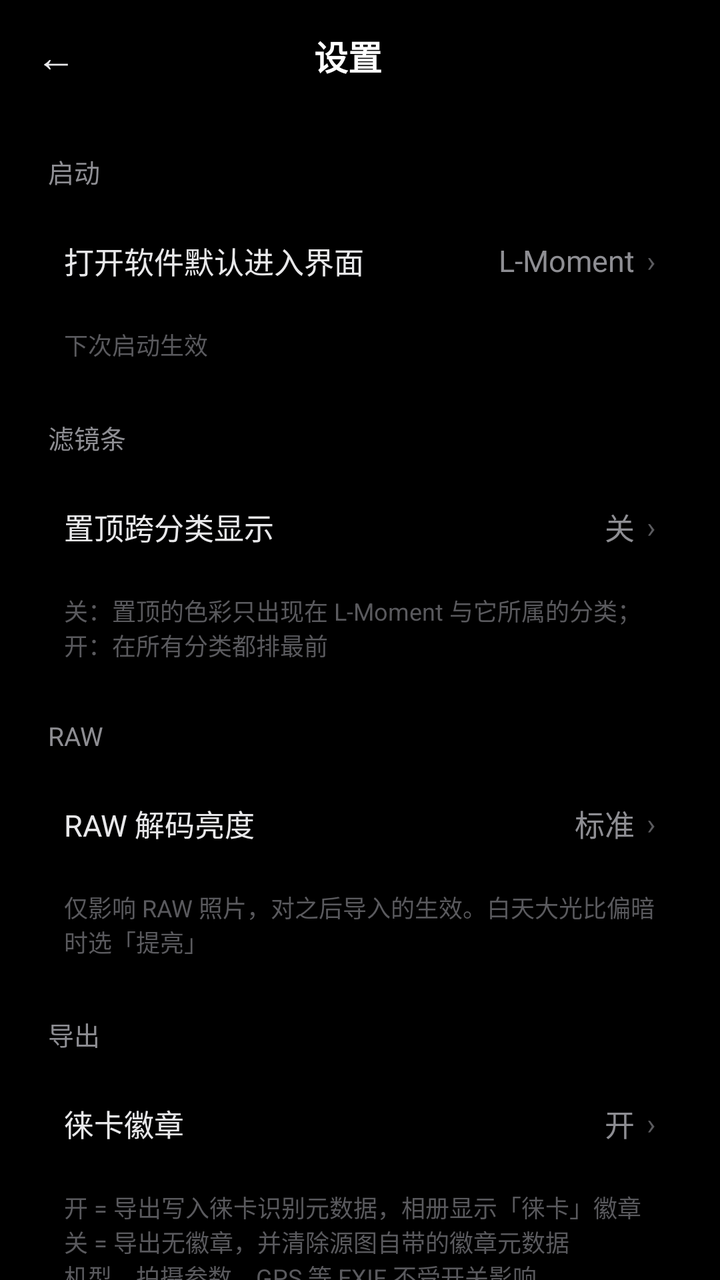
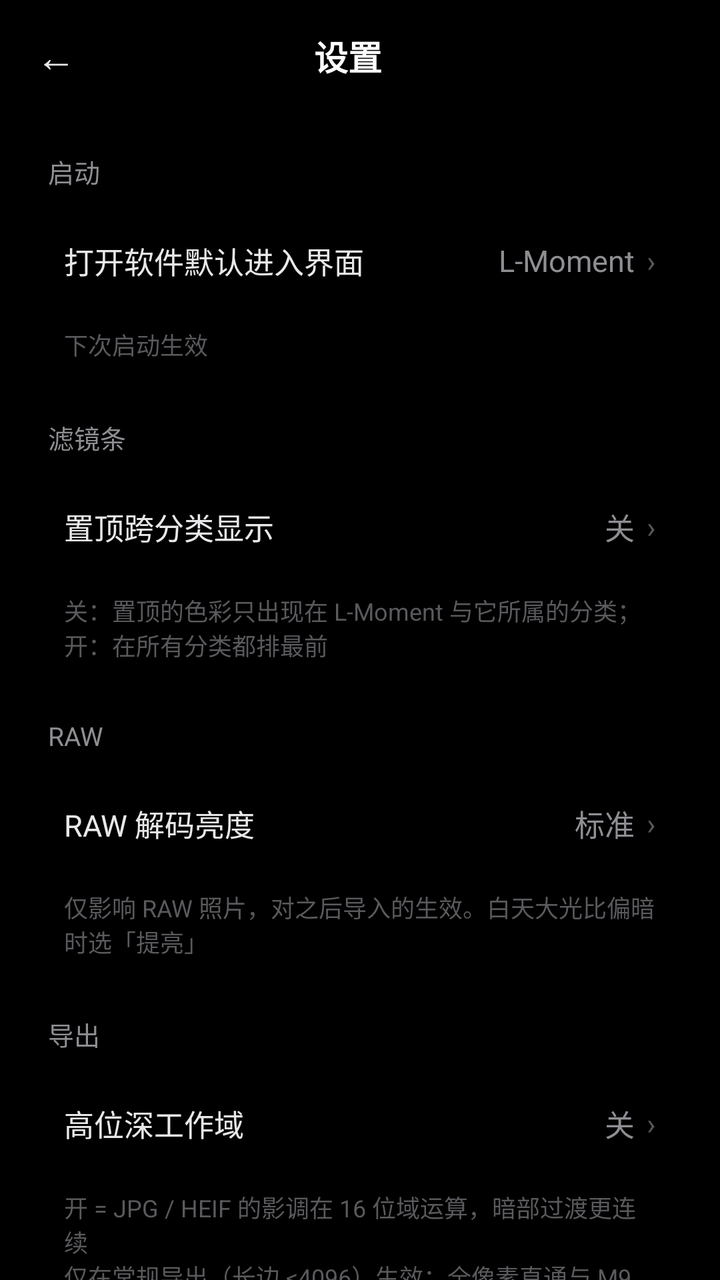

Before-and-after screenshots of an Android layout around one commit, followed by the original layout XML and the change that was made.
<!-- AndroidManifest.xml: activity theme Theme.LeicaMoments -->
<!-- res/layout/activity_settings.xml -->
<?xml version="1.0" encoding="utf-8"?>
<LinearLayout xmlns:android="http://schemas.android.com/apk/res/android"
    android:layout_width="match_parent"
    android:layout_height="match_parent"
    android:background="#000000"
    android:orientation="vertical">

    
    <LinearLayout
        android:layout_width="match_parent"
        android:layout_height="56dp"
        android:gravity="center_vertical"
        android:orientation="horizontal"
        android:paddingStart="4dp"
        android:paddingEnd="16dp">

        <TextView
            android:id="@+id/btnBack"
            android:layout_width="48dp"
            android:layout_height="48dp"
            android:background="@drawable/bg_title_ripple"
            android:contentDescription="返回"
            android:gravity="center"
            android:text="←"
            android:textColor="#E8E8EA"
            android:textSize="20sp" />

        <TextView
            android:layout_width="0dp"
            android:layout_height="wrap_content"
            android:layout_weight="1"
            android:gravity="center"
            android:text="设置"
            android:textColor="#FFFFFF"
            android:textSize="17sp"
            android:textStyle="bold" />

        
        <Space
            android:layout_width="48dp"
            android:layout_height="1dp" />
    </LinearLayout>

    
    <ScrollView
        android:layout_width="match_parent"
        android:layout_height="0dp"
        android:layout_weight="1"
        android:background="#000000"
        android:fillViewport="true"
        android:scrollbars="none">

        <LinearLayout
            android:layout_width="match_parent"
            android:layout_height="wrap_content"
            android:background="#000000"
            android:orientation="vertical">

    <TextView
        android:layout_width="wrap_content"
        android:layout_height="wrap_content"
        android:layout_marginTop="20dp"
        android:paddingStart="24dp"
        android:paddingEnd="24dp"
        android:text="启动"
        android:textColor="#8E8E93"
        android:textSize="13sp" />

    <LinearLayout
        android:id="@+id/rowDefault"
        android:layout_width="match_parent"
        android:layout_height="wrap_content"
        android:layout_marginStart="16dp"
        android:layout_marginTop="8dp"
        android:layout_marginEnd="16dp"
        android:background="@drawable/bg_settings_row"
        android:clickable="true"
        android:focusable="true"
        android:gravity="center_vertical"
        android:orientation="horizontal"
        android:paddingStart="16dp"
        android:paddingTop="16dp"
        android:paddingEnd="16dp"
        android:paddingBottom="16dp">

        <TextView
            android:layout_width="wrap_content"
            android:layout_height="wrap_content"
            android:text="打开软件默认进入界面"
            android:textColor="#E8E8EA"
            android:textSize="15sp" />

        <Space
            android:layout_width="0dp"
            android:layout_height="1dp"
            android:layout_weight="1" />

        <TextView
            android:id="@+id/txtDefaultValue"
            android:layout_width="wrap_content"
            android:layout_height="wrap_content"
            android:text="L-Moment"
            android:textColor="#8E8E93"
            android:textSize="15sp" />

        <TextView
            android:layout_width="wrap_content"
            android:layout_height="wrap_content"
            android:layout_marginStart="6dp"
            android:text="›"
            android:textColor="#5A5A5E"
            android:textSize="15sp" />
    </LinearLayout>

    <TextView
        android:layout_width="wrap_content"
        android:layout_height="wrap_content"
        android:layout_marginTop="6dp"
        android:paddingStart="32dp"
        android:paddingEnd="24dp"
        android:text="下次启动生效"
        android:textColor="#5A5A5E"
        android:textSize="12sp" />

    <TextView
        android:layout_width="wrap_content"
        android:layout_height="wrap_content"
        android:layout_marginTop="28dp"
        android:paddingStart="24dp"
        android:paddingEnd="24dp"
        android:text="滤镜条"
        android:textColor="#8E8E93"
        android:textSize="13sp" />

    <LinearLayout
        android:id="@+id/rowPinnedCross"
        android:layout_width="match_parent"
        android:layout_height="wrap_content"
        android:layout_marginStart="16dp"
        android:layout_marginTop="8dp"
        android:layout_marginEnd="16dp"
        android:background="@drawable/bg_settings_row"
        android:clickable="true"
        android:focusable="true"
        android:gravity="center_vertical"
        android:orientation="horizontal"
        android:paddingStart="16dp"
        android:paddingTop="16dp"
        android:paddingEnd="16dp"
        android:paddingBottom="16dp">

        <TextView
            android:layout_width="wrap_content"
            android:layout_height="wrap_content"
            android:text="置顶跨分类显示"
            android:textColor="#E8E8EA"
            android:textSize="15sp" />

        <Space
            android:layout_width="0dp"
            android:layout_height="1dp"
            android:layout_weight="1" />

        <TextView
            android:id="@+id/txtPinnedCrossValue"
            android:layout_width="wrap_content"
            android:layout_height="wrap_content"
            android:text="关"
            android:textColor="#8E8E93"
            android:textSize="15sp" />

        <TextView
            android:layout_width="wrap_content"
            android:layout_height="wrap_content"
            android:layout_marginStart="6dp"
            android:text="›"
            android:textColor="#5A5A5E"
            android:textSize="15sp" />
    </LinearLayout>

    <TextView
        android:layout_width="match_parent"
        android:layout_height="wrap_content"
        android:layout_marginTop="6dp"
        android:paddingStart="32dp"
        android:paddingEnd="32dp"
        android:text="关：置顶的色彩只出现在 L-Moment 与它所属的分类；开：在所有分类都排最前"
        android:textColor="#5A5A5E"
        android:textSize="12sp" />

    <TextView
        android:layout_width="wrap_content"
        android:layout_height="wrap_content"
        android:layout_marginTop="28dp"
        android:paddingStart="24dp"
        android:paddingEnd="24dp"
        android:text="RAW"
        android:textColor="#8E8E93"
        android:textSize="13sp" />

    <LinearLayout
        android:id="@+id/rowRaw"
        android:layout_width="match_parent"
        android:layout_height="wrap_content"
        android:layout_marginStart="16dp"
        android:layout_marginTop="8dp"
        android:layout_marginEnd="16dp"
        android:background="@drawable/bg_settings_row"
        android:clickable="true"
        android:focusable="true"
        android:gravity="center_vertical"
        android:orientation="horizontal"
        android:paddingStart="16dp"
        android:paddingTop="16dp"
        android:paddingEnd="16dp"
        android:paddingBottom="16dp">

        <TextView
            android:layout_width="wrap_content"
            android:layout_height="wrap_content"
            android:text="RAW 解码亮度"
            android:textColor="#E8E8EA"
            android:textSize="15sp" />

        <Space
            android:layout_width="0dp"
            android:layout_height="1dp"
            android:layout_weight="1" />

        <TextView
            android:id="@+id/txtRawValue"
            android:layout_width="wrap_content"
            android:layout_height="wrap_content"
            android:text="标准"
            android:textColor="#8E8E93"
            android:textSize="15sp" />

        <TextView
            android:layout_width="wrap_content"
            android:layout_height="wrap_content"
            android:layout_marginStart="6dp"
            android:text="›"
            android:textColor="#5A5A5E"
            android:textSize="15sp" />
    </LinearLayout>

    <TextView
        android:layout_width="match_parent"
        android:layout_height="wrap_content"
        android:layout_marginTop="6dp"
        android:paddingStart="32dp"
        android:paddingEnd="32dp"
        android:text="仅影响 RAW 照片，对之后导入的生效。白天大光比偏暗时选「提亮」"
        android:textColor="#5A5A5E"
        android:textSize="12sp" />

    <TextView
        android:layout_width="wrap_content"
        android:layout_height="wrap_content"
        android:layout_marginTop="28dp"
        android:paddingStart="24dp"
        android:paddingEnd="24dp"
        android:text="导出"
        android:textColor="#8E8E93"
        android:textSize="13sp" />

    <LinearLayout
        android:id="@+id/rowLeicaBadge"
        android:layout_width="match_parent"
        android:layout_height="wrap_content"
        android:layout_marginStart="16dp"
        android:layout_marginTop="8dp"
        android:layout_marginEnd="16dp"
        android:background="@drawable/bg_settings_row"
        android:clickable="true"
        android:focusable="true"
        android:gravity="center_vertical"
        android:orientation="horizontal"
        android:paddingStart="16dp"
        android:paddingTop="16dp"
        android:paddingEnd="16dp"
        android:paddingBottom="16dp">

        <TextView
            android:layout_width="wrap_content"
            android:layout_height="wrap_content"
            android:text="徕卡徽章"
            android:textColor="#E8E8EA"
            android:textSize="15sp" />

        <Space
            android:layout_width="0dp"
            android:layout_height="1dp"
            android:layout_weight="1" />

        <TextView
            android:id="@+id/txtLeicaBadgeValue"
            android:layout_width="wrap_content"
            android:layout_height="wrap_content"
            android:text="开"
            android:textColor="#8E8E93"
            android:textSize="15sp" />

        <TextView
            android:layout_width="wrap_content"
            android:layout_height="wrap_content"
            android:layout_marginStart="6dp"
            android:text="›"
            android:textColor="#5A5A5E"
            android:textSize="15sp" />
    </LinearLayout>

    <TextView
        android:id="@+id/txtLeicaBadgeHint"
        android:layout_width="match_parent"
        android:layout_height="wrap_content"
        android:layout_marginTop="6dp"
        android:paddingStart="32dp"
        android:paddingEnd="32dp"
        android:text="开 = 导出写入徕卡识别元数据，相册显示「徕卡」徽章\n关 = 导出无徽章，并清除源图自带的徽章元数据\n机型、拍摄参数、GPS 等 EXIF 不受开关影响"
        android:textColor="#5A5A5E"
        android:textSize="12sp" />

    <LinearLayout
        android:id="@+id/rowHdrBoost"
        android:layout_width="match_parent"
        android:layout_height="wrap_content"
        android:layout_marginStart="16dp"
        android:layout_marginTop="8dp"
        android:layout_marginEnd="16dp"
        android:background="@drawable/bg_settings_row"
        android:clickable="true"
        android:focusable="true"
        android:gravity="center_vertical"
        android:orientation="horizontal"
        android:paddingStart="16dp"
        android:paddingTop="16dp"
        android:paddingEnd="16dp"
        android:paddingBottom="16dp">

        <TextView
            android:layout_width="wrap_content"
            android:layout_height="wrap_content"
            android:text="HDR 强度"
            android:textColor="#E8E8EA"
            android:textSize="15sp" />

        <Space
            android:layout_width="0dp"
            android:layout_height="1dp"
            android:layout_weight="1" />

        <TextView
            android:id="@+id/txtHdrBoostValue"
            android:layout_width="wrap_content"
            android:layout_height="wrap_content"
            android:text="标准"
            android:textColor="#8E8E93"
            android:textSize="15sp" />

        <TextView
            android:layout_width="wrap_content"
            android:layout_height="wrap_content"
            android:layout_marginStart="6dp"
            android:text="›"
            android:textColor="#5A5A5E"
            android:textSize="15sp" />
    </LinearLayout>

    <TextView
        android:id="@+id/txtHdrBoostHint"
        android:layout_width="match_parent"
        android:layout_height="wrap_content"
        android:layout_marginTop="6dp"
        android:paddingStart="32dp"
        android:paddingEnd="32dp"
        android:text="只影响之后导出的 HDR 数据幅度：轻 1.5EV / 标准 2.0EV / 强 2.5EV\n需在主界面开启「HDR」按钮才会写入；不支持 HDR 的设备显示不变"
        android:textColor="#5A5A5E"
        android:textSize="12sp" />

    <LinearLayout
        android:id="@+id/rowFullRes"
        android:layout_width="match_parent"
        android:layout_height="wrap_content"
        android:layout_marginStart="16dp"
        android:layout_marginTop="8dp"
        android:layout_marginEnd="16dp"
        android:background="@drawable/bg_settings_row"
        android:clickable="true"
        android:focusable="true"
        android:gravity="center_vertical"
        android:orientation="horizontal"
        android:paddingStart="16dp"
        android:paddingTop="16dp"
        android:paddingEnd="16dp"
        android:paddingBottom="16dp">

        <TextView
            android:layout_width="wrap_content"
            android:layout_height="wrap_content"
            android:text="全像素导出（慢）"
            android:textColor="#E8E8EA"
            android:textSize="15sp" />

        <Space
            android:layout_width="0dp"
            android:layout_height="1dp"
            android:layout_weight="1" />

        <TextView
            android:id="@+id/txtFullResValue"
            android:layout_width="wrap_content"
            android:layout_height="wrap_content"
            android:text="开"
            android:textColor="#8E8E93"
            android:textSize="15sp" />

        <TextView
            android:layout_width="wrap_content"
            android:layout_height="wrap_content"
            android:layout_marginStart="6dp"
            android:text="›"
            android:textColor="#5A5A5E"
            android:textSize="15sp" />
    </LinearLayout>

    <TextView
        android:id="@+id/txtFullResHint"
        android:layout_width="match_parent"
        android:layout_height="wrap_content"
        android:layout_marginTop="6dp"
        android:paddingStart="32dp"
        android:paddingEnd="32dp"
        android:text="50MP / 200MP 图的最高导出像素：\n· 原图（不套滤镜）、LUT 色彩、M9+ / M10-R → 原始像素\n· M9、M9D → 约 2400 万（4240×5632，整图链无条带伪影）\n· SA、LP9、自定义 LUT → 1280 万（4096×3072）\n开关只对之后导入的图片生效；开启后耗时与内存更高"
        android:textColor="#5A5A5E"
        android:textSize="12sp" />

    <LinearLayout
        android:id="@+id/rowM9Hires"
        android:layout_width="match_parent"
        android:layout_height="wrap_content"
        android:layout_marginStart="16dp"
        android:layout_marginTop="8dp"
        android:layout_marginEnd="16dp"
        android:background="@drawable/bg_settings_row"
        android:clickable="true"
        android:focusable="true"
        android:gravity="center_vertical"
        android:orientation="horizontal"
        android:paddingStart="16dp"
        android:paddingTop="16dp"
        android:paddingEnd="16dp"
        android:paddingBottom="16dp">

        <TextView
            android:layout_width="wrap_content"
            android:layout_height="wrap_content"
            android:text="M9 超高分辨率（50MP 档）"
            android:textColor="#E8E8EA"
            android:textSize="15sp" />

        <Space
            android:layout_width="0dp"
            android:layout_height="1dp"
            android:layout_weight="1" />

        <TextView
            android:id="@+id/txtM9HiresValue"
            android:layout_width="wrap_content"
            android:layout_height="wrap_content"
            android:text="关"
            android:textColor="#8E8E93"
            android:textSize="15sp" />

        <TextView
            android:layout_width="wrap_content"
            android:layout_height="wrap_content"
            android:layout_marginStart="6dp"
            android:text="›"
            android:textColor="#5A5A5E"
            android:textSize="15sp" />
    </LinearLayout>

    <TextView
        android:id="@+id/txtM9HiresHint"
        android:layout_width="match_parent"
        android:layout_height="wrap_content"
        android:layout_marginTop="6dp"
        android:paddingStart="32dp"
        android:paddingEnd="32dp"
        android:text="仅 M9 / M9D 生效：50MP 源零降采样、200MP 出 50MP（8192×6144），耗时约 20s；需先开启「全像素导出」，失败自动回落 24MP 档"
        android:textColor="#5A5A5E"
        android:textSize="12sp" />

    <TextView
        android:layout_width="wrap_content"
        android:layout_height="wrap_content"
        android:layout_marginTop="28dp"
        android:paddingStart="24dp"
        android:paddingEnd="24dp"
        android:text="我的色彩"
        android:textColor="#8E8E93"
        android:textSize="13sp" />

    <LinearLayout
        android:id="@+id/rowBackup"
        android:layout_width="match_parent"
        android:layout_height="wrap_content"
        android:layout_marginStart="16dp"
        android:layout_marginTop="8dp"
        android:layout_marginEnd="16dp"
        android:background="@drawable/bg_settings_row"
        android:clickable="true"
        android:focusable="true"
        android:gravity="center_vertical"
        android:orientation="horizontal"
        android:paddingStart="16dp"
        android:paddingTop="16dp"
        android:paddingEnd="16dp"
        android:paddingBottom="16dp">

        <TextView
            android:layout_width="wrap_content"
            android:layout_height="wrap_content"
            android:text="备份我的色彩"
            android:textColor="#E8E8EA"
            android:textSize="15sp" />

        <Space
            android:layout_width="0dp"
            android:layout_height="1dp"
            android:layout_weight="1" />

        <TextView
            android:layout_width="wrap_content"
            android:layout_height="wrap_content"
            android:text="›"
            android:textColor="#5A5A5E"
            android:textSize="15sp" />
    </LinearLayout>

    <TextView
        android:id="@+id/txtBackupSummary"
        android:layout_width="match_parent"
        android:layout_height="wrap_content"
        android:layout_marginTop="6dp"
        android:paddingStart="32dp"
        android:paddingEnd="32dp"
        android:text="导出一个 .lmc 备份文件，可保存到网盘或电脑"
        android:textColor="#5A5A5E"
        android:textSize="12sp" />

    <LinearLayout
        android:id="@+id/rowImport"
        android:layout_width="match_parent"
        android:layout_height="wrap_content"
        android:layout_marginStart="16dp"
        android:layout_marginTop="12dp"
        android:layout_marginEnd="16dp"
        android:background="@drawable/bg_settings_row"
        android:clickable="true"
        android:focusable="true"
        android:gravity="center_vertical"
        android:orientation="horizontal"
        android:paddingStart="16dp"
        android:paddingTop="16dp"
        android:paddingEnd="16dp"
        android:paddingBottom="16dp">

        <TextView
            android:layout_width="wrap_content"
            android:layout_height="wrap_content"
            android:text="导入备份"
            android:textColor="#E8E8EA"
            android:textSize="15sp" />

        <Space
            android:layout_width="0dp"
            android:layout_height="1dp"
            android:layout_weight="1" />

        <TextView
            android:layout_width="wrap_content"
            android:layout_height="wrap_content"
            android:text="›"
            android:textColor="#5A5A5E"
            android:textSize="15sp" />
    </LinearLayout>

    <TextView
        android:layout_width="match_parent"
        android:layout_height="wrap_content"
        android:layout_marginTop="6dp"
        android:paddingStart="32dp"
        android:paddingEnd="32dp"
        android:text="从 .lmc 导入：备份会恢复全部色彩，朋友分享的单个色彩会先问你确认。只新增，不覆盖也不删除现有色彩"
        android:textColor="#5A5A5E"
        android:textSize="12sp" />

    <LinearLayout
        android:id="@+id/rowShareImport"
        android:layout_width="match_parent"
        android:layout_height="wrap_content"
        android:layout_marginStart="16dp"
        android:layout_marginTop="12dp"
        android:layout_marginEnd="16dp"
        android:background="@drawable/bg_settings_row"
        android:clickable="true"
        android:focusable="true"
        android:gravity="center_vertical"
        android:orientation="horizontal"
        android:paddingStart="16dp"
        android:paddingTop="16dp"
        android:paddingEnd="16dp"
        android:paddingBottom="16dp">

        <TextView
            android:layout_width="wrap_content"
            android:layout_height="wrap_content"
            android:text="粘贴分享指令"
            android:textColor="#E8E8EA"
            android:textSize="15sp" />

        <Space
            android:layout_width="0dp"
            android:layout_height="1dp"
            android:layout_weight="1" />

        <TextView
            android:layout_width="wrap_content"
            android:layout_height="wrap_content"
            android:text="›"
            android:textColor="#5A5A5E"
            android:textSize="15sp" />
    </LinearLayout>

    <TextView
        android:layout_width="match_parent"
        android:layout_height="wrap_content"
        android:layout_marginTop="6dp"
        android:paddingStart="32dp"
        android:paddingEnd="32dp"
        android:text="从剪贴板读取朋友发来的分享指令，还原成同一条色彩（含版本链）"
        android:textColor="#5A5A5E"
        android:textSize="12sp" />

        </LinearLayout>
    </ScrollView>

</LinearLayout>
<!-- resources referenced by this layout -->
<resources>
  <!-- drawable bg_settings_row (drawable) -->
  <?xml version="1.0" encoding="utf-8"?>
  <ripple xmlns:android="http://schemas.android.com/apk/res/android"
      android:color="#14FFFFFF">
      <item android:id="@android:id/mask">
          <shape android:shape="rectangle">
              <solid android:color="#FFFFFF" />
              <corners android:radius="12dp" />
          </shape>
      </item>
  </ripple>
  <!-- drawable bg_title_ripple (drawable) -->
  <?xml version="1.0" encoding="utf-8"?>
  <ripple xmlns:android="http://schemas.android.com/apk/res/android"
      android:color="#1FFFFFFF">
      <item android:id="@android:id/mask">
          <shape android:shape="rectangle">
              <solid android:color="#FFFFFF" />
              <corners android:radius="8dp" />
          </shape>
      </item>
  </ripple>
  <style name="Theme.LeicaMoments" parent="Base.Theme.LeicaMoments" />
  <style name="Base.Theme.LeicaMoments" parent="Theme.Material3.Dark.NoActionBar">
          <item name="android:windowBackground">#FF000000</item>
          <item name="android:statusBarColor">#FF000000</item>
          <item name="android:navigationBarColor">#FF000000</item>
          <item name="materialAlertDialogTheme">@style/ThemeOverlay.LeicaMoments.MaterialAlertDialog</item>
      </style>
  <style name="ThemeOverlay.LeicaMoments.MaterialAlertDialog" parent="ThemeOverlay.Material3.MaterialAlertDialog">
          <item name="alertDialogStyle">@style/MaterialAlertDialog.LeicaMoments</item>
      </style>
  <style name="MaterialAlertDialog.LeicaMoments" parent="MaterialAlertDialog.Material3">
          <item name="shapeAppearance">@style/ShapeAppearance.LeicaMoments.Dialog</item>
      </style>
  <style name="ShapeAppearance.LeicaMoments.Dialog" parent="">
          <item name="cornerFamily">rounded</item>
          <item name="cornerSize">12dp</item>
      </style>
</resources>

<!-- the commit's change to res/layout/activity_settings.xml (unified diff, before → after) -->
@@ -265,6 +265,63 @@
         android:textSize="13sp" />
 
     <LinearLayout
+        android:id="@+id/rowPseudoLinear"
+        android:layout_width="match_parent"
+        android:layout_height="wrap_content"
+        android:layout_marginStart="16dp"
+        android:layout_marginTop="8dp"
+        android:layout_marginEnd="16dp"
+        android:background="@drawable/bg_settings_row"
+        android:clickable="true"
+        android:focusable="true"
+        android:gravity="center_vertical"
+        android:orientation="horizontal"
+        android:paddingStart="16dp"
+        android:paddingTop="16dp"
+        android:paddingEnd="16dp"
+        android:paddingBottom="16dp">
+
+        <TextView
+            android:layout_width="wrap_content"
+            android:layout_height="wrap_content"
+            android:text="高位深工作域"
+            android:textColor="#E8E8EA"
+            android:textSize="15sp" />
+
+        <Space
+            android:layout_width="0dp"
+            android:layout_height="1dp"
+            android:layout_weight="1" />
+
+        <TextView
+            android:id="@+id/txtPseudoLinearValue"
+            android:layout_width="wrap_content"
+            android:layout_height="wrap_content"
+            android:text="关"
+            android:textColor="#8E8E93"
+            android:textSize="15sp" />
+
+        <TextView
+            android:layout_width="wrap_content"
+            android:layout_height="wrap_content"
+            android:layout_marginStart="6dp"
+            android:text="›"
+            android:textColor="#5A5A5E"
+            android:textSize="15sp" />
+    </LinearLayout>
+
+    <TextView
+        android:id="@+id/txtPseudoLinearHint"
+        android:layout_width="match_parent"
+        android:layout_height="wrap_content"
+        android:layout_marginTop="6dp"
+        android:paddingStart="32dp"
+        android:paddingEnd="32dp"
+        android:text="开 = JPG / HEIF 的影调在 16 位域运算，暗部过渡更连续\n仅在常规导出（长边 ≤4096）生效；全像素直通与 M9 超高分辨率走各自链路\n不影响 RAW、色彩风格与 EXIF（机型/参数/GPS 均保留）"
+        android:textColor="#5A5A5E"
+        android:textSize="12sp" />
+
+    <LinearLayout
         android:id="@+id/rowLeicaBadge"
         android:layout_width="match_parent"
         android:layout_height="wrap_content"
